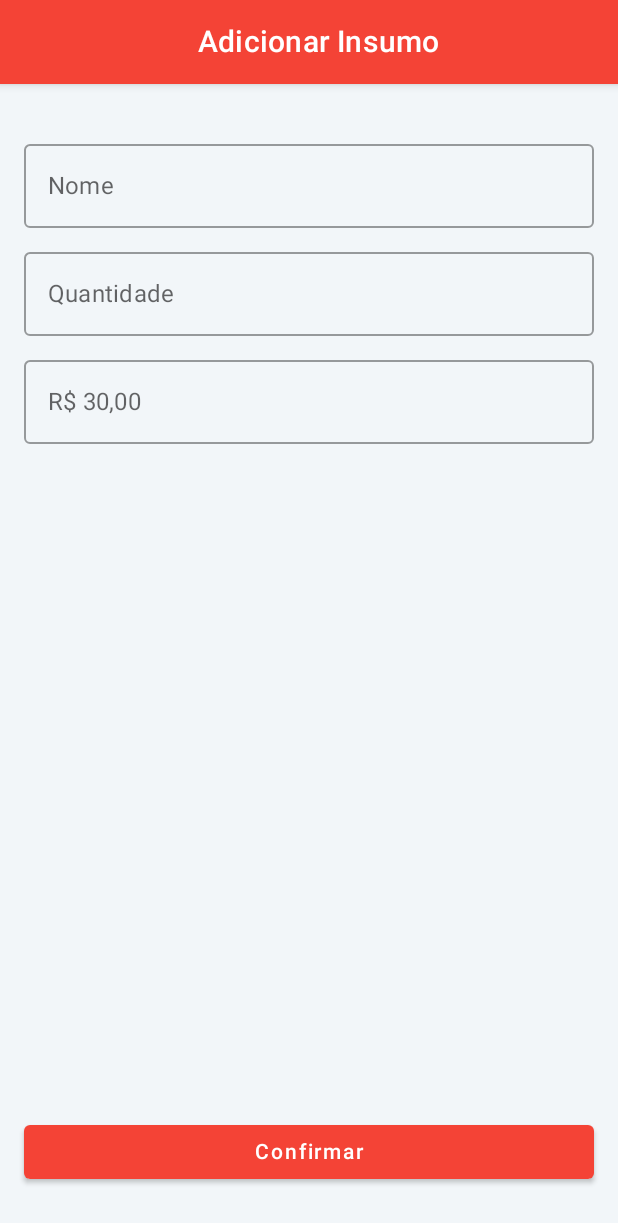
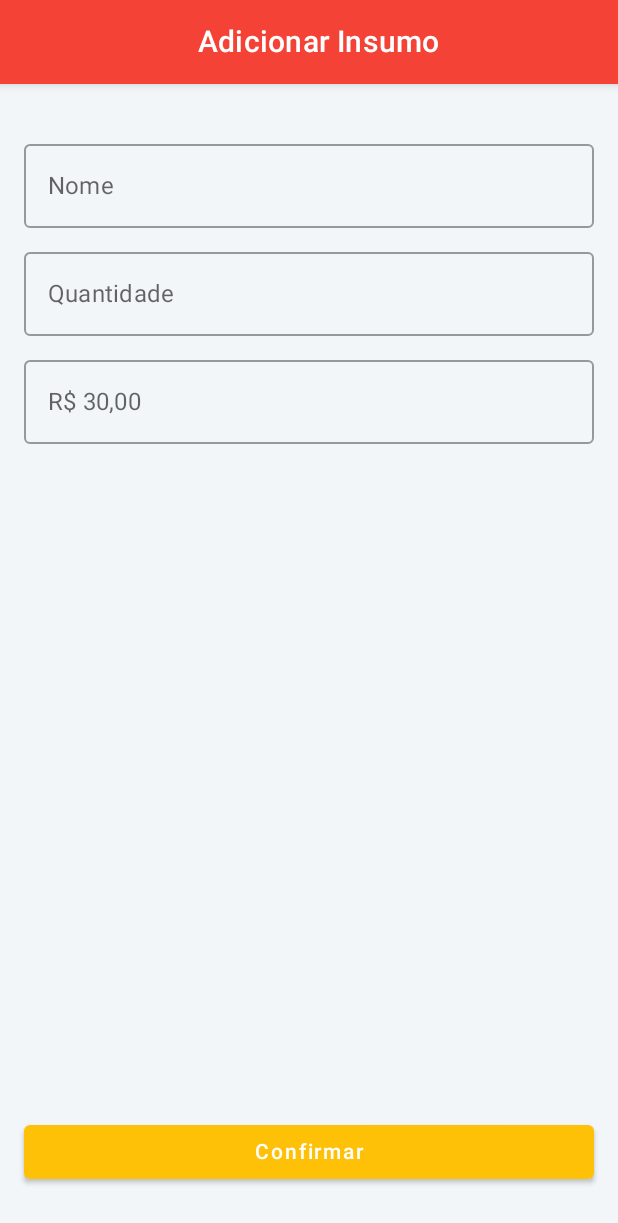
Before and after one commit to jvsena42/baking_calculator, an Android app built with Jetpack Compose: the composable ScreenAddSupply shown on its own in the app's theme, on a phone screen of 412 x 824 dp. Shown: the top 1223 px of the screen. Run offline under Robolectric (Android 15) with nearby library versions, the phone set to English and light mode, and no system bars; our stand-ins replace Dagger/Hilt's generated code; 1 statement that could not run was skipped.

Commit message:
feat: button normal

```diff
--- a/app/src/main/java/com/bulletapps/candypricer/presentation/ui/scenes/main/addSupply/AddSupplyViewModel.kt
+++ b/app/src/main/java/com/bulletapps/candypricer/presentation/ui/scenes/main/addSupply/AddSupplyViewModel.kt
@@ -9,4 +9,7 @@ import javax.inject.Inject
 @HiltViewModel
 class AddSupplyViewModel @Inject constructor() : ViewModel() {
 
+    fun addProduct() {
+
+    }
 }
--- a/app/src/main/java/com/bulletapps/candypricer/presentation/ui/scenes/main/addSupply/SreenAddSupply.kt
+++ b/app/src/main/java/com/bulletapps/candypricer/presentation/ui/scenes/main/addSupply/SreenAddSupply.kt
@@ -1,10 +1,12 @@
 package com.bulletapps.candypricer.presentation.ui.scenes.main.addSupply
 
+import android.content.res.Resources
 import androidx.compose.foundation.background
 import androidx.compose.foundation.layout.*
 import androidx.compose.material.*
 import androidx.compose.runtime.Composable
 import androidx.compose.ui.Modifier
+import androidx.compose.ui.graphics.Color
 import androidx.compose.ui.res.stringResource
 import androidx.compose.ui.text.style.TextAlign
 import androidx.compose.ui.tooling.preview.Preview
@@ -13,6 +15,7 @@ import androidx.hilt.navigation.compose.hiltViewModel
 import com.bulletapps.candypricer.R
 import com.bulletapps.candypricer.presentation.ui.scenes.main.MainViewModel
 import com.bulletapps.candypricer.presentation.ui.theme.CandyPricerTheme
+import com.bulletapps.candypricer.presentation.ui.widgets.NormalButton
 import com.bulletapps.candypricer.presentation.util.CustomArrangement
 
 @Composable
@@ -20,11 +23,11 @@ fun ScreenAddSupply(
     viewModel: AddSupplyViewModel = hiltViewModel(),
     sharedViewModel: MainViewModel
 ) {
-    Screen()
+    Screen(viewModel::addProduct)
 }
 
 @Composable
-fun Screen() {
+fun Screen(onClick : () -> Unit) {
     CandyPricerTheme {
 
         Column(
@@ -69,14 +72,7 @@ fun Screen() {
                 modifier = Modifier.padding(horizontal = 16.dp).fillMaxWidth()
             )
 
-            Button(
-                onClick = {},
-                modifier = Modifier
-                    .fillMaxWidth()
-                    .padding(horizontal = 16.dp, vertical = 32.dp)
-            ) {
-                Text(stringResource(R.string.confirm))
-            }
+            NormalButton(text = stringResource(R.string.confirm), onClick = onClick)
         }
     }
 }
@@ -84,5 +80,5 @@ fun Screen() {
 @Preview(showBackground = true)
 @Composable
 fun Preview() {
-    Screen()
+    Screen(onClick = {})
 }
--- /dev/null
+++ b/app/src/main/java/com/bulletapps/candypricer/presentation/ui/widgets/Buttons.kt
@@ -0,0 +1,29 @@
+package com.bulletapps.candypricer.presentation.ui.widgets
+
+import androidx.compose.foundation.layout.fillMaxWidth
+import androidx.compose.foundation.layout.padding
+import androidx.compose.material.Button
+import androidx.compose.material.ButtonDefaults
+import androidx.compose.material.MaterialTheme
+import androidx.compose.material.Text
+import androidx.compose.runtime.Composable
+import androidx.compose.ui.Modifier
+import androidx.compose.ui.graphics.Color
+import androidx.compose.ui.res.stringResource
+import androidx.compose.ui.unit.dp
+import com.bulletapps.candypricer.R
+
+@Composable
+fun NormalButton(modifier: Modifier = Modifier, text: String, onClick: () -> Unit) {
+    Button(
+        onClick = onClick,
+        modifier = modifier
+            .fillMaxWidth()
+            .padding(horizontal = 16.dp, vertical = 32.dp),
+        colors = ButtonDefaults.buttonColors(
+            backgroundColor = MaterialTheme.colors.secondary
+        )
+    ) {
+        Text(text, color = Color.White)
+    }
+}
```
